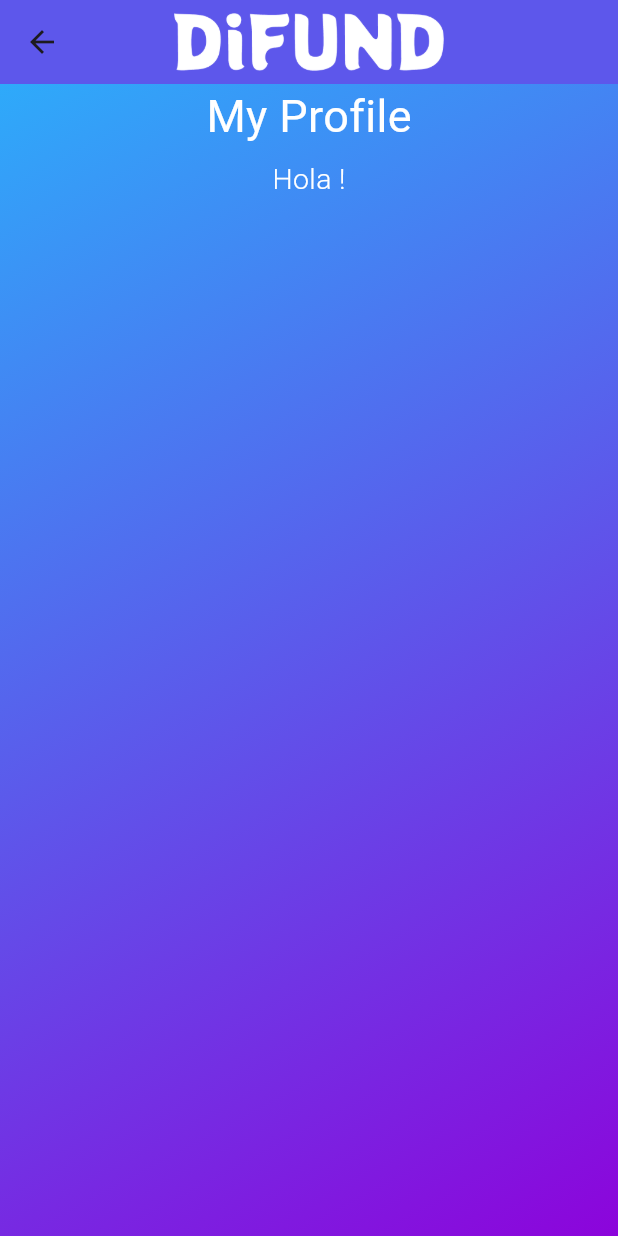
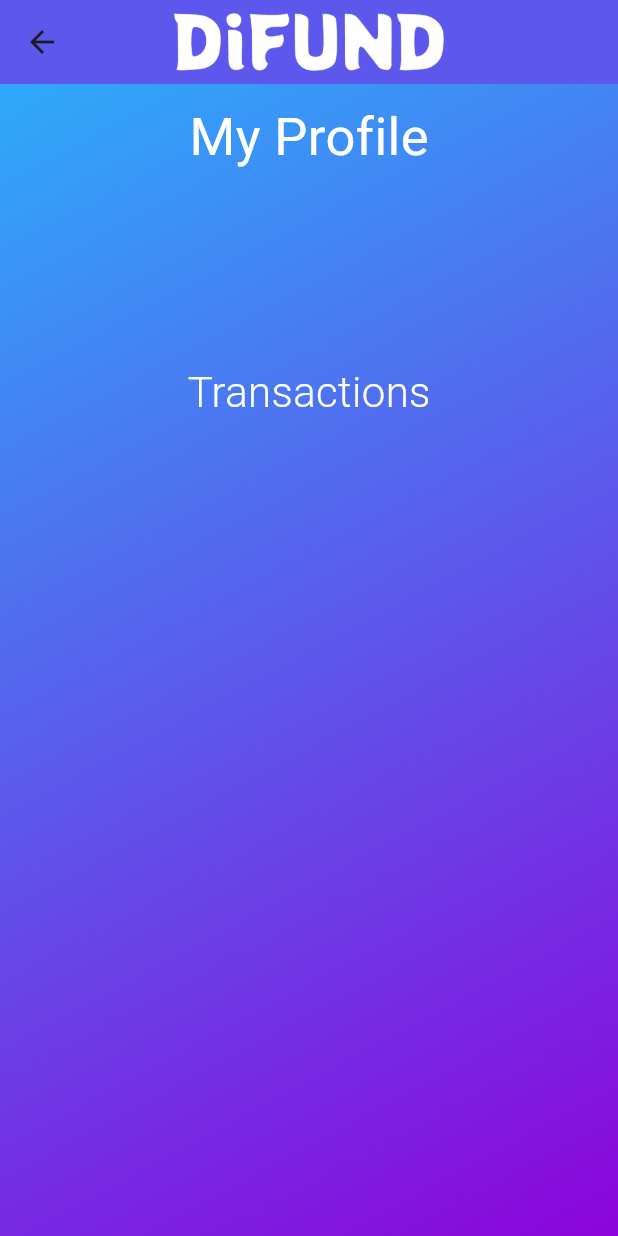
Before and after one commit to dhrisyapn/difund, a Flutter app: the ProfilePage screen opened directly, on a phone screen of 412 x 824 dp. Run offline on Flutter 3.47's test engine with Material 3 defaults, Android fonts, the phone set to English and light mode, and no system bars; our stand-ins replace cloud_firestore, firebase_auth, firebase_core; accounts and stored records are empty; Roboto replaces fonts that are missing (Gotham).

Commit message:
profile page completed

```diff
--- a/lib/main.dart
+++ b/lib/main.dart
@@ -29,7 +29,7 @@
         useMaterial3: true,
       ),
       debugShowCheckedModeBanner: false,
-      home: OrgPage(),
+      home: AuthPage(),
     );
   }
 }
--- a/lib/org.dart
+++ b/lib/org.dart
@@ -3,6 +3,8 @@ import 'package:difund/profile.dart';
 import 'package:flutter/material.dart';
 //cloud_firestore
 import 'package:cloud_firestore/cloud_firestore.dart';
+//import auth
+import 'package:firebase_auth/firebase_auth.dart';
 
 class OrgPage extends StatefulWidget {
   const OrgPage({super.key});
@@ -12,6 +14,9 @@ class OrgPage extends StatefulWidget {
 }
 
 class _OrgPageState extends State<OrgPage> {
+  //current user email
+  final email = FirebaseAuth.instance.currentUser!.email;
+
   @override
   Widget build(BuildContext context) {
     return Scaffold(
--- a/lib/profile.dart
+++ b/lib/profile.dart
@@ -11,7 +11,7 @@ class ProfilePage extends StatefulWidget {
 }
 
 class _ProfilePageState extends State<ProfilePage> {
-  final String email = FirebaseAuth.instance.currentUser!.email.toString();
+  final email = FirebaseAuth.instance.currentUser!.email;
 
   @override
   Widget build(BuildContext context) {
@@ -44,14 +44,21 @@ class _ProfilePageState extends State<ProfilePage> {
         ),
         child: Column(
           children: [
-            Text(
+            Padding(
+              padding: const EdgeInsets.only(top: 10),
+              child: Text(
                 'My Profile',
-              style: TextStyle(fontSize: 30, color: Colors.white),
+                style: TextStyle(fontSize: 35, color: Colors.white),
+              ),
             ),
             SizedBox(
               height: 20,
             ),
             //get name and age  from collection userdata and document and email
+            Padding(
+              padding: const EdgeInsets.only(left: 30, top: 20),
+              child: Row(
+                children: [
                   StreamBuilder<DocumentSnapshot>(
                     stream: FirebaseFirestore.instance
                         .collection('userdata')
@@ -60,10 +67,10 @@ class _ProfilePageState extends State<ProfilePage> {
                     builder: (context, snapshot) {
                       if (snapshot.hasData) {
                         return Text(
-                    'Hola ${snapshot.data!['name']}!',
+                          ' ${snapshot.data!['name']}',
                           style: const TextStyle(
                             color: Colors.white,
-                      fontSize: 19,
+                            fontSize: 30,
                             fontFamily: 'Gotham',
                             fontWeight: FontWeight.w300,
                             height: 0.07,
@@ -74,6 +81,34 @@ class _ProfilePageState extends State<ProfilePage> {
                       }
                     },
                   ),
+                ],
+              ),
+            ),
+            Padding(
+              padding: const EdgeInsets.only(left: 30, top: 20),
+              child: Row(
+                children: [
+                  Text(email.toString(),
+                      style: const TextStyle(
+                        color: Colors.white,
+                        fontSize: 30,
+                        fontFamily: 'Gotham',
+                        fontWeight: FontWeight.w300,
+                      )),
+                ],
+              ),
+            ),
+            SizedBox(
+              height: 20,
+            ),
+
+            Text('Transactions',
+                style: const TextStyle(
+                  color: Colors.white,
+                  fontSize: 28,
+                  fontFamily: 'Gotham',
+                  fontWeight: FontWeight.w300,
+                )),
             //get name date amount from collection userdata document email sub collection transactions
             StreamBuilder<QuerySnapshot>(
               stream: FirebaseFirestore.instance
@@ -93,7 +128,7 @@ class _ProfilePageState extends State<ProfilePage> {
                 }
 
                 return Padding(
-                  padding: const EdgeInsets.only(left: 30, right: 30, top: 30),
+                  padding: const EdgeInsets.only(left: 30, right: 30, top: 0),
                   child: Column(
                     crossAxisAlignment: CrossAxisAlignment.center,
                     children:
```
Also changed, not shown: pubspec.lock. Lines whose indentation alone changed are shown as unchanged.
